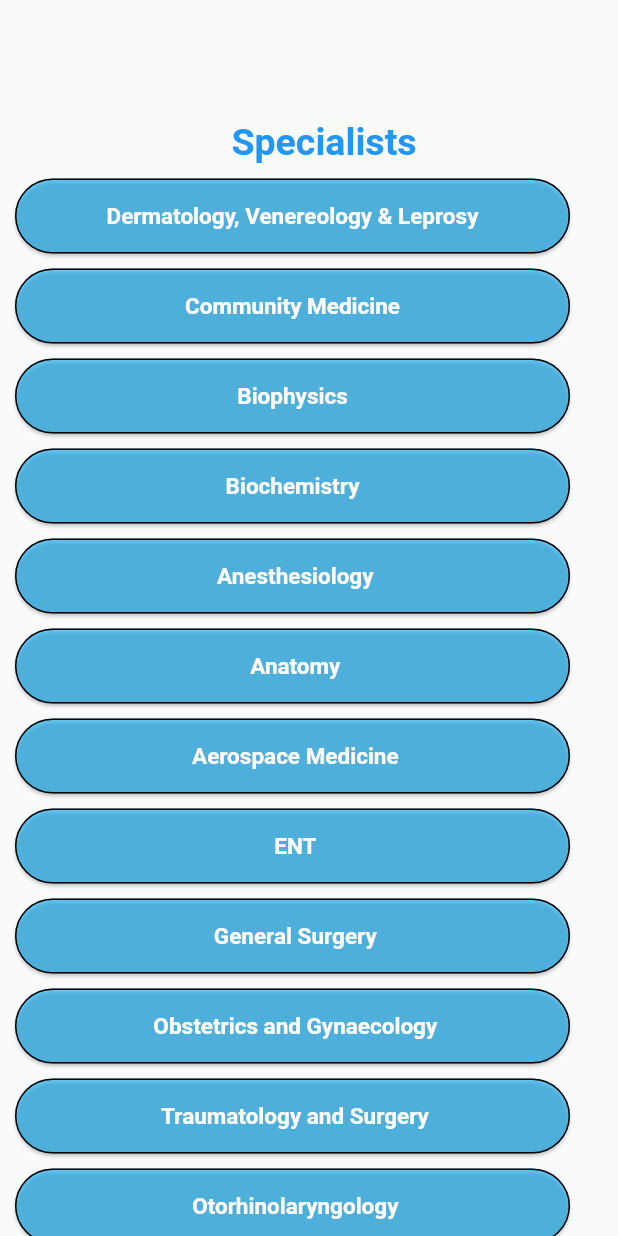
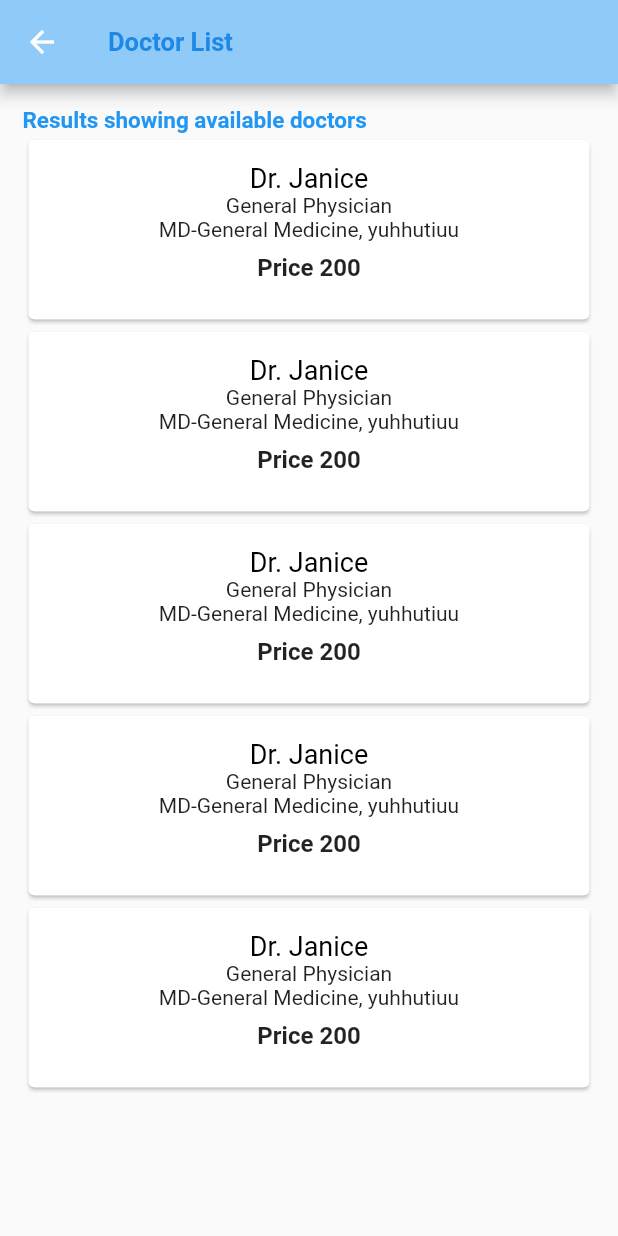
Before and after one commit to Saurabh250/medcare, a Flutter app: the Specialist screen opened directly, after a tap on "Dermatology, Venereology & Leprosy", on a phone screen of 412 x 824 dp. Run offline on Flutter 3.47's test engine with Material 2 defaults, Android fonts, the phone set to English and light mode, and no system bars; our stand-ins replace bottom_navy_bar, font_awesome_flutter.

Commit message:
doctor linked with specialist and different doctors

```diff
--- /dev/null
+++ b/lib/alldoctors.dart
@@ -0,0 +1,184 @@
+import 'package:flutter/material.dart';
+
+class AllDoctors extends StatelessWidget {
+  const AllDoctors({super.key});
+
+  @override
+  Widget build(BuildContext context) {
+    return Scaffold(
+      appBar: AppBar(
+        backgroundColor: Colors.blue[200],
+        title: Text(
+          "Doctor List",
+          style: TextStyle(
+              fontSize: 17,
+              color: Colors.blue[600],
+              fontWeight: FontWeight.bold),
+        ),
+        leading: IconButton(
+          icon: Icon(Icons.arrow_back),
+          onPressed: () {
+            Navigator.pop(context);
+          },
+        ),
+      ),
+      body: SingleChildScrollView(
+          child: Padding(
+        padding: EdgeInsets.all(15.0),
+        child: Column(children: [
+          Row(
+            children: [
+              Text(
+                "Results showing available doctors",
+                style: TextStyle(
+                    fontSize: 15,
+                    color: Colors.blue,
+                    fontWeight: FontWeight.bold),
+              ),
+            ],
+          ),
+          Card(
+            child: Container(
+              height: 120,
+              width: 500,
+              child: Column(children: [
+                Padding(padding: EdgeInsets.only(top: 15, left: 90, right: 50)),
+                Text(
+                  "Dr. Janice",
+                  style: TextStyle(fontSize: 18, color: Colors.black),
+                ),
+                Text(
+                  "General Physician",
+                  style: TextStyle(fontSize: 14),
+                ),
+                Text(
+                  "MD-General Medicine, yuhhutiuu",
+                  style: TextStyle(fontSize: 14),
+                ),
+                SizedBox(
+                  height: 8.0,
+                ),
+                Text(
+                  "Price 200",
+                  style: TextStyle(fontSize: 16, fontWeight: FontWeight.bold),
+                ),
+              ]),
+            ),
+          ),
+          Card(
+            child: Container(
+              height: 120,
+              width: 500,
+              child: Column(children: [
+                Padding(padding: EdgeInsets.only(top: 15, left: 90, right: 50)),
+                Text(
+                  "Dr. Janice",
+                  style: TextStyle(fontSize: 18, color: Colors.black),
+                ),
+                Text(
+                  "General Physician",
+                  style: TextStyle(fontSize: 14),
+                ),
+                Text(
+                  "MD-General Medicine, yuhhutiuu",
+                  style: TextStyle(fontSize: 14),
+                ),
+                SizedBox(
+                  height: 8.0,
+                ),
+                Text(
+                  "Price 200",
+                  style: TextStyle(fontSize: 16, fontWeight: FontWeight.bold),
+                ),
+              ]),
+            ),
+          ),
+          Card(
+            child: Container(
+              height: 120,
+              width: 500,
+              child: Column(children: [
+                Padding(padding: EdgeInsets.only(top: 15, left: 90, right: 50)),
+                Text(
+                  "Dr. Janice",
+                  style: TextStyle(fontSize: 18, color: Colors.black),
+                ),
+                Text(
+                  "General Physician",
+                  style: TextStyle(fontSize: 14),
+                ),
+                Text(
+                  "MD-General Medicine, yuhhutiuu",
+                  style: TextStyle(fontSize: 14),
+                ),
+                SizedBox(
+                  height: 8.0,
+                ),
+                Text(
+                  "Price 200",
+                  style: TextStyle(fontSize: 16, fontWeight: FontWeight.bold),
+                ),
+              ]),
+            ),
+          ),
+          Card(
+            child: Container(
+              height: 120,
+              width: 500,
+              child: Column(children: [
+                Padding(padding: EdgeInsets.only(top: 15, left: 90, right: 50)),
+                Text(
+                  "Dr. Janice",
+                  style: TextStyle(fontSize: 18, color: Colors.black),
+                ),
+                Text(
+                  "General Physician",
+                  style: TextStyle(fontSize: 14),
+                ),
+                Text(
+                  "MD-General Medicine, yuhhutiuu",
+                  style: TextStyle(fontSize: 14),
+                ),
+                SizedBox(
+                  height: 8.0,
+                ),
+                Text(
+                  "Price 200",
+                  style: TextStyle(fontSize: 16, fontWeight: FontWeight.bold),
+                ),
+              ]),
+            ),
+          ),
+          Card(
+            child: Container(
+              height: 120,
+              width: 500,
+              child: Column(children: [
+                Padding(padding: EdgeInsets.only(top: 15, left: 90, right: 50)),
+                Text(
+                  "Dr. Janice",
+                  style: TextStyle(fontSize: 18, color: Colors.black),
+                ),
+                Text(
+                  "General Physician",
+                  style: TextStyle(fontSize: 14),
+                ),
+                Text(
+                  "MD-General Medicine, yuhhutiuu",
+                  style: TextStyle(fontSize: 14),
+                ),
+                SizedBox(
+                  height: 8.0,
+                ),
+                Text(
+                  "Price 200",
+                  style: TextStyle(fontSize: 16, fontWeight: FontWeight.bold),
+                ),
+              ]),
+            ),
+          ),
+        ]),
+      )),
+    );
+  }
+}
```
Also changed, not shown: lib/doctorinfo.dart (added, +10 -0 lines), lib/specialist.dart (+53 -13 lines).
